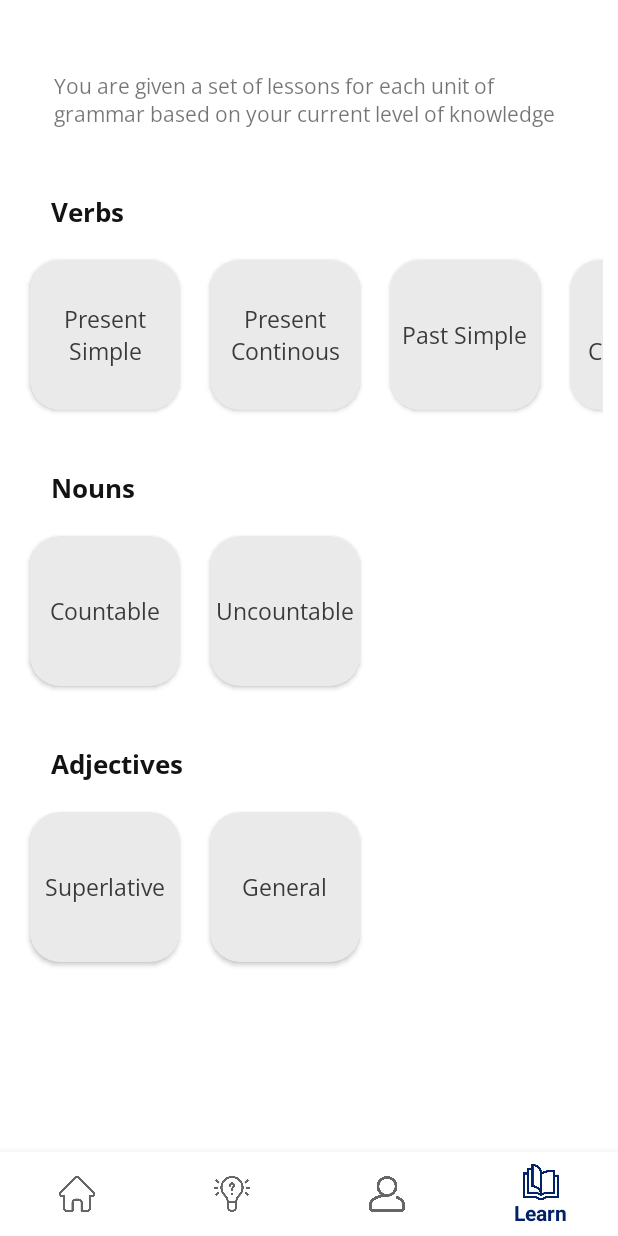
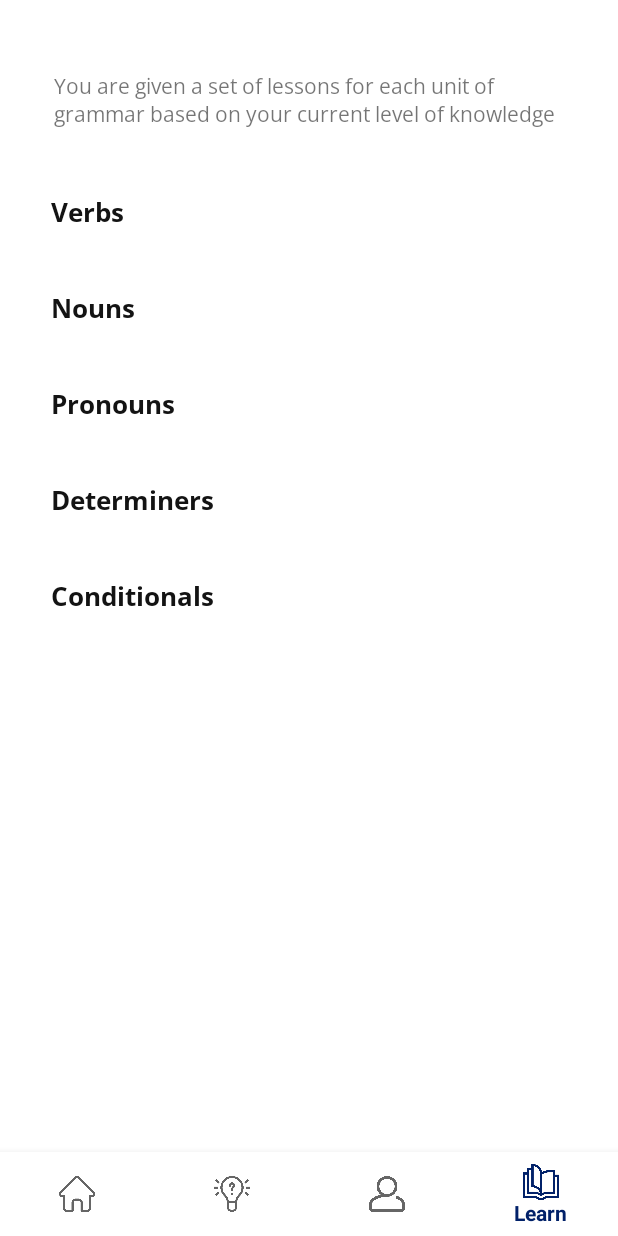
Before and after one commit to krunoslav-k/Albion, an Android app: the LearnFragment screen opened through its navigation route, on a phone screen of 412 x 824 dp. Run offline under Robolectric (Android 15) with nearby library versions, the phone set to English and light mode, and no system bars; our stand-ins replace Firebase (no records; nobody signed in at launch, a user with empty details on screens opened directly), navigation-ui; 1 statement that could not run was skipped.

Commit message:
LearnFragment implementation finished

```diff
--- a/app/src/main/java/com/krunoslavkazalicki/albion/LearnFragment.kt
+++ b/app/src/main/java/com/krunoslavkazalicki/albion/LearnFragment.kt
@@ -1,6 +1,8 @@
 package com.krunoslavkazalicki.albion
 
+import android.content.ContentValues
 import android.os.Bundle
+import android.util.Log
 import androidx.fragment.app.Fragment
 import android.view.LayoutInflater
 import android.view.View
@@ -8,6 +10,10 @@ import android.view.ViewGroup
 import androidx.fragment.app.FragmentManager
 import androidx.recyclerview.widget.LinearLayoutManager
 import androidx.recyclerview.widget.RecyclerView
+import com.google.firebase.Timestamp
+import com.google.firebase.firestore.Query
+import com.google.firebase.firestore.ktx.firestore
+import com.google.firebase.ktx.Firebase
 
 class LearnFragment : Fragment() {
 
@@ -17,23 +23,57 @@ class LearnFragment : Fragment() {
         savedInstanceState: Bundle?
     ): View? {
         val view = inflater.inflate(R.layout.fragment_learn, container, false)
-        val units = ArrayList<String>(10)
-        units.add("Verbs")
-        units.add("Nouns")
-        units.add("Adjectives")
-        val verbsLessons: List<String> = listOf("Present Simple", "Present Continous", "Past Simple", "Past Continious", "Present Perfect Simple", "Present Perfect Continous", "Past Perfect Simple", "Past Perfect Continoius")
-        val nounsLessons: List<String> = listOf("Countable", "Uncountable")
-        val adjectivesLesssons: List<String> = listOf("Superlative", "General")
-        var lessonsList: List<List<String>> = listOf(verbsLessons, nounsLessons, adjectivesLesssons)
+        val db = Firebase.firestore
+        val fragmentManager: FragmentManager? = fragmentManager
+        val units: List<String> = listOf("Verbs", "Nouns", "Pronouns", "Determiners", "Conditionals")
 
-        //TODO dohvatiti s firebasea db profili/rezultati koji je level i na temelju toga proslijediti odgovarajucu listu lekcija za taj level (za svaki unit napraviti tri liste lekcija za svaki level; kao iznad)
+        val verbsLessonsA: List<String> = listOf("Present Simple", "Present Continuous", "Past Simple", "Past Continuous", "Present Perfect Simple", "Present Perfect Continuous", "Past Perfect Simple", "Past Perfect Continuous", "Future Simple (will)", "Future Simple (going to)", "Future Continuous", "Future Perfect Simple", "Future Perfect Continuous")
+        val verbsLessonsB: List<String> = listOf("Present Simple", "Present Continuous", "Past Simple", "Past Continuous", "Present Perfect Simple", "Past Perfect Simple", "Past Perfect Continuous", "Future Simple (will)", "Future Simple (going to)", "Future Continuous")
+        val verbsLessonsC: List<String> = listOf("Present Simple", "Present Continuous", "Past Simple", "Past Continuous", "Future Simple (will)", "Future Simple (going to)", "Future Continuous")
 
-        val fragmentManager: FragmentManager? = fragmentManager
+        val nounsLessonsA: List<String> = listOf("Plural", "Countable", "Uncountable", "Collective", "Possessive")
+        val nounsLessonsB: List<String> = listOf("Plural", "Countable", "Uncountable", "Possessive")
+        val nounsLessonsC = nounsLessonsB
 
-        view.findViewById<RecyclerView>(R.id.units_rv).apply {
-            layoutManager = LinearLayoutManager(this@LearnFragment.context)
-            adapter = UnitRecyclerAdapter(units, lessonsList, fragmentManager)
-        }
+        val pronounsLessonsA: List<String> = listOf("Personal", "Possessive", "Reflexive", "Relative", "Demonstrative", "Indefinite")
+        val pronounsLessonsB: List<String> = pronounsLessonsA
+        val pronounsLessonsC: List<String> = listOf("Personal", "Possessive", "Reflexive", "Demonstrative")
+
+        val determinersLessonsA: List<String> = listOf("Articles", "Quantifiers", "Distributives")
+        val determinersLessonsB: List<String> = listOf("Articles", "Quantifiers")
+        val determinersLessonsC: List<String> = listOf("Articles")
+
+        val conditionalsLessonsA: List<String> = listOf("Zero Conditional", "First Conditional", "Second Conditional", "Third Conditional", "Mixed Conditional", "Inverted Conditional")
+        val conditionalsLessonsB: List<String> = listOf("Zero Conditional", "First Conditional", "Second Conditional", "Third Conditional")
+        val conditionalsLessonsC: List<String> = listOf("Zero Conditional", "First Conditional")
+
+        db.collection("Results")
+                .orderBy("timestamp", Query.Direction.DESCENDING)
+                .get()
+                .addOnSuccessListener { result ->
+
+                    var lessonsList: List<List<String>> = ArrayList<List<String>>()
+
+                    for (document in result) {
+                        var currentLevelScore: Int = document.data.get("result").toString().toInt()
+
+                        if(currentLevelScore >= 21){
+                            lessonsList = listOf(verbsLessonsA, nounsLessonsA, pronounsLessonsA, determinersLessonsA, conditionalsLessonsA)
+                        } else if(currentLevelScore >= 12 && currentLevelScore<21) {
+                            lessonsList = listOf(verbsLessonsB, nounsLessonsB, pronounsLessonsB, determinersLessonsB, conditionalsLessonsB)
+                        } else {
+                            lessonsList = listOf(verbsLessonsC, nounsLessonsC, pronounsLessonsC, determinersLessonsC, conditionalsLessonsC)
+                        }
+                    }
+
+                    view.findViewById<RecyclerView>(R.id.units_rv).apply {
+                        layoutManager = LinearLayoutManager(this@LearnFragment.context)
+                        adapter = UnitRecyclerAdapter(units, lessonsList, fragmentManager)
+                    }
+                }
+                .addOnFailureListener { exception ->
+                    Log.w(ContentValues.TAG, "Error getting documents.", exception)
+                }
 
         return view
     }
```
